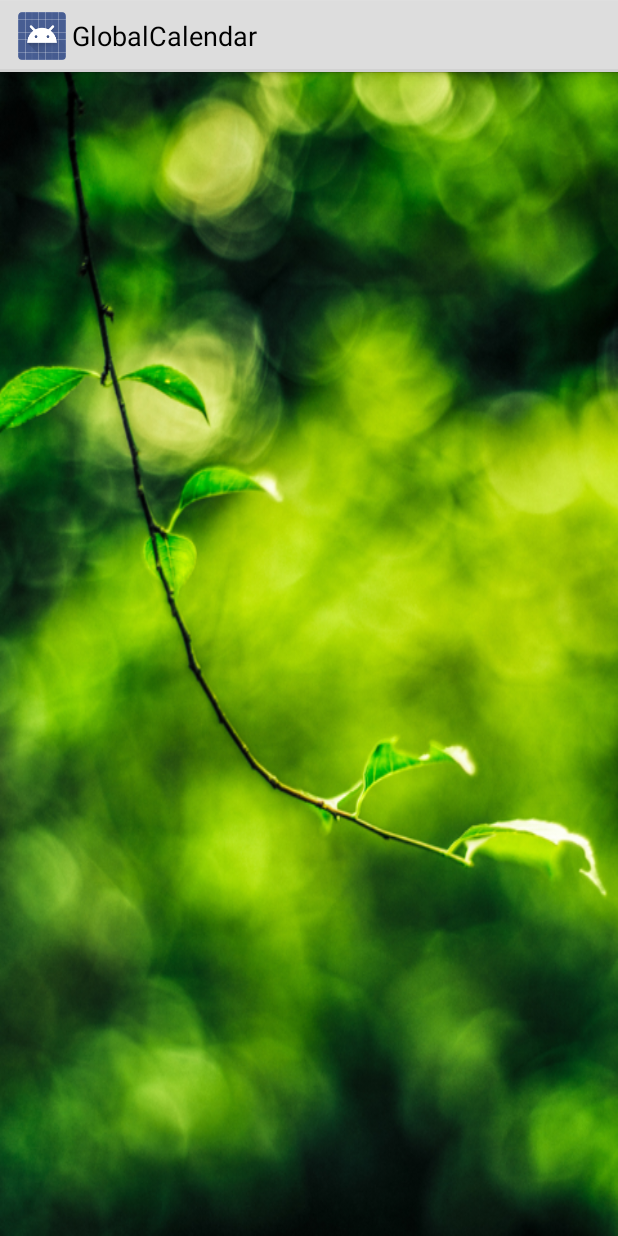
After one commit to bt2043/GlobalCalendar, an Android app: the layout activity_my.xml on its own in the app's theme, with its tools: preview values and no code run, on a phone screen of 412 x 824 dp. The commit adds this screen. Run offline under Robolectric (Android 15) with nearby library versions, the phone set to English and light mode, and no system bars.

Commit message:
更新素材适配

```diff
--- a/app/build.gradle
+++ b/app/build.gradle
@@ -6,7 +6,7 @@ android {
 
     defaultConfig {
         applicationId "com.example.henyue.myapplication"
-        minSdkVersion 8
+        minSdkVersion 14
         targetSdkVersion 17
         versionCode 1
         versionName "1.0"
@@ -21,4 +21,5 @@ android {
 
 dependencies {
     compile fileTree(dir: 'libs', include: ['*.jar'])
+    compile 'com.android.support:appcompat-v7:19.+'
 }
--- /dev/null
+++ b/app/src/main/res/drawable-hdpi/date_textview_style.xml
@@ -0,0 +1,6 @@
+<?xml version="1.0" encoding="utf-8"?>
+
+<shape xmlns:android="http://schemas.android.com/apk/res/android"
+    android:shape="ring">
+    <solid android:color="@android:color/holo_blue_bright" />
+</shape>
--- /dev/null
+++ b/app/src/main/res/drawable-hdpi/seldate_textview_style.xml
@@ -0,0 +1,6 @@
+<?xml version="1.0" encoding="utf-8"?>
+
+<shape xmlns:android="http://schemas.android.com/apk/res/android"
+    android:shape="ring">
+    <solid android:color="@android:color/holo_orange_light" />
+</shape>
--- /dev/null
+++ b/app/src/main/res/layout/activity_my.xml
@@ -0,0 +1,31 @@
+<RelativeLayout xmlns:android="http://schemas.android.com/apk/res/android"
+    xmlns:tools="http://schemas.android.com/tools"
+    android:layout_width="fill_parent"
+    android:layout_height="fill_parent"
+    android:paddingLeft="@dimen/activity_horizontal_margin"
+    android:paddingRight="@dimen/activity_horizontal_margin"
+    android:paddingTop="@dimen/activity_vertical_margin"
+    android:paddingBottom="@dimen/activity_vertical_margin"
+    tools:context="org.henyue.globalcalendar.MyActivity"
+    android:background="@drawable/bg_month_view">
+
+    <LinearLayout
+        android:orientation="vertical"
+        android:layout_width="fill_parent"
+        android:layout_height="fill_parent"
+        android:layout_alignParentRight="true"
+        android:layout_alignParentEnd="true"
+        android:padding="0dp">
+
+        <TableLayout
+            android:layout_width="fill_parent"
+            android:layout_height="fill_parent">
+
+            <TableRow
+                android:layout_width="wrap_content"
+                android:layout_height="fill_parent"></TableRow>
+        </TableLayout>
+
+    </LinearLayout>
+
+</RelativeLayout>
```
Also changed, not shown: app/src/main/AndroidManifest.xml (+12 -1 lines), app/src/main/java/org/henyue/globalcalendar/ActivityMonthCalendar.java (+62 -27 lines), app/src/main/java/org/henyue/globalcalendar/DateTextView.java (+17 -16 lines), app/src/main/java/org/henyue/globalcalendar/MyActivity.java (added, +36 -0 lines), app/src/main/res/drawable-hdpi/today_textview_style.xml (added, +17 -0 lines), app/src/main/res/drawable-xhdpi/bg_month_view_calendar_bmp.xml (added, +8 -0 lines), app/src/main/res/drawable-xhdpi/bg_month_view_week_bmp.xml (added, +8 -0 lines), app/src/main/res/menu/my.xml (added, +9 -0 lines), app/src/main/res/values/strings.xml (+9 -7 lines), app/src/main/res/drawable-xhdpi/bg_month_view.jpg (added), app/src/main/res/drawable-xhdpi/bg_monthview_calendar.png (added), app/src/main/res/drawable-xhdpi/bg_monthview_week_title.png (added), app/src/main/res/drawable-xhdpi/bg_selected_date.png (added), app/src/main/res/drawable-xhdpi/bg_welcome_page.jpg (added), 1 other file.
